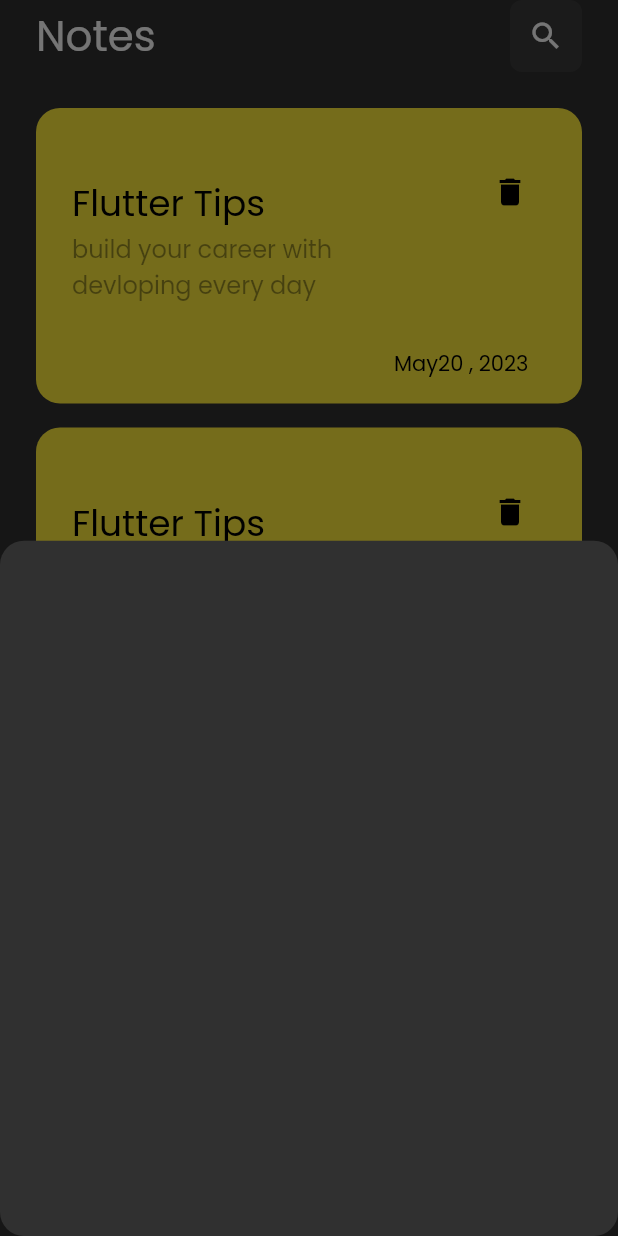
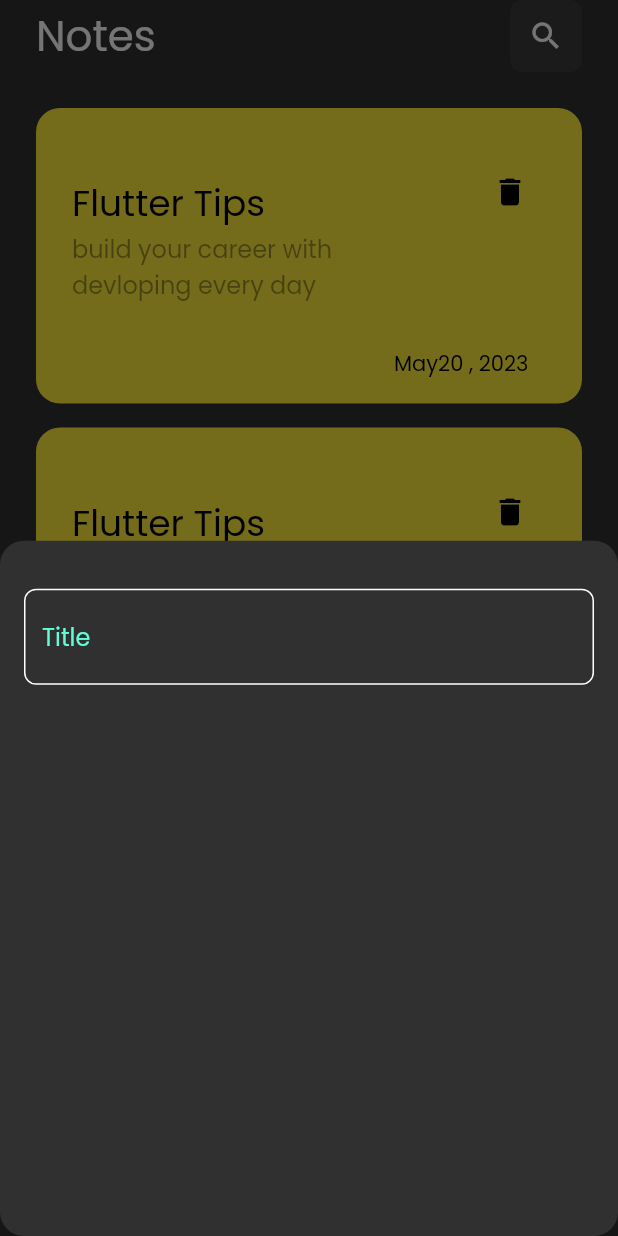
Before and after one commit to YoussefLachgar/notes_app, a Flutter app: the screen it shows after launch, after a tap on the "add" icon, on a phone screen of 412 x 824 dp. Run offline on Flutter 3.47's test engine with Material 2 defaults, Android fonts, the phone set to English and light mode, and no system bars.

Commit message:
10: i create Custom Text Field Widget

```diff
--- /dev/null
+++ b/lib/constants.dart
@@ -0,0 +1,3 @@
+import 'package:flutter/animation.dart';
+
+const kPrimaryColor = Color(0xff62fcd7);
--- a/lib/views/widgets/add_note_bottom_sheet.view.dart
+++ b/lib/views/widgets/add_note_bottom_sheet.view.dart
@@ -1,10 +1,21 @@
 import 'package:flutter/material.dart';
+import 'package:notes_hive_app/views/widgets/custom_text_field.view.dart';
 
 class AddNoteBottomSheet extends StatelessWidget {
   const AddNoteBottomSheet({super.key});
 
   @override
   Widget build(BuildContext context) {
-    return Container();
+    return Padding(
+      padding: EdgeInsets.symmetric(horizontal: 16),
+      child: Column(
+        children: [
+          SizedBox(
+            height: 32,
+          ),
+          CustomTextField(),
+        ],
+      ),
+    );
   }
 }
--- /dev/null
+++ b/lib/views/widgets/custom_text_field.view.dart
@@ -0,0 +1,27 @@
+import 'package:flutter/material.dart';
+import 'package:notes_hive_app/constants.dart';
+
+class CustomTextField extends StatelessWidget {
+  const CustomTextField({super.key});
+
+  @override
+  Widget build(BuildContext context) {
+    return TextField(
+      cursorColor: kPrimaryColor,
+      decoration: InputDecoration(
+        hintText: 'Title',
+        hintStyle: TextStyle(color: kPrimaryColor),
+        border: buildBorder(),
+        enabledBorder: buildBorder(),
+        focusedBorder: buildBorder(kPrimaryColor),
+      ),
+    );
+  }
+
+  OutlineInputBorder buildBorder([color]) => OutlineInputBorder(
+        borderRadius: BorderRadius.circular(8),
+        borderSide: BorderSide(
+          color: color ?? Colors.white,
+        ),
+      );
+}
```
